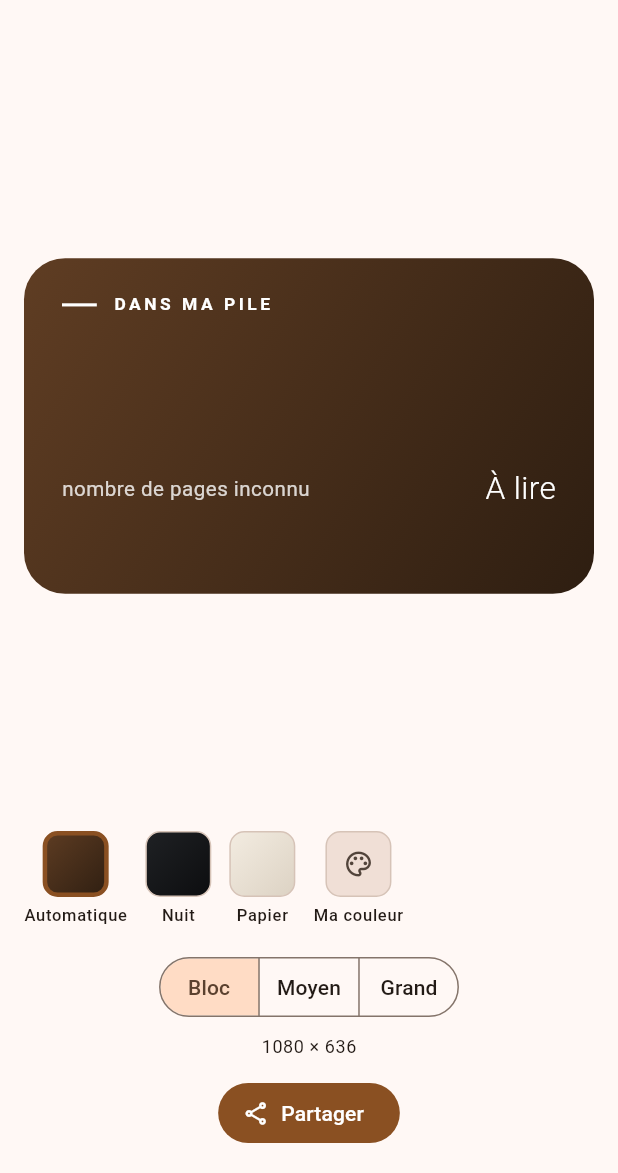
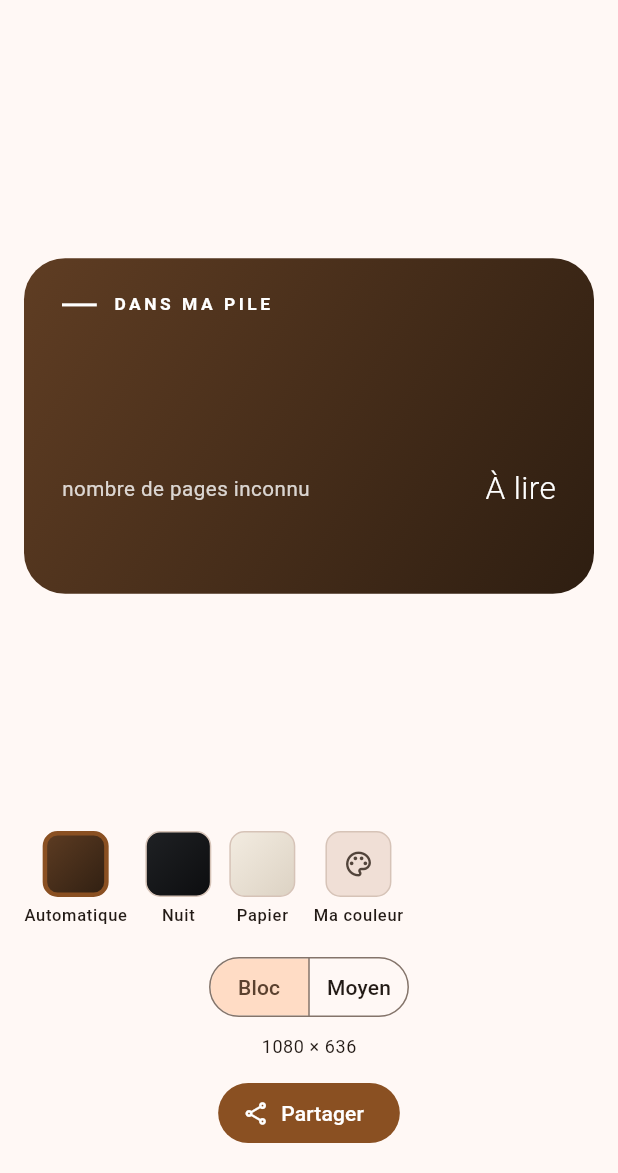
Before and after one commit to BenjaminGott/MyBookmark, a Flutter app: the ShareProgressScreen screen opened directly with empty values, on a phone screen of 412 x 824 dp, the part 63-1236 px from its top. Run offline on Flutter 3.47's test engine with Material 3 defaults, Android fonts, the phone set to English and light mode, and no system bars; our stand-ins replace cached_network_image, drift, drift_flutter, file_picker, flutter_riverpod, palette_generator and 2 more; missing offline and left inert: sqlite3; accounts and stored records are empty; generated files the repository leaves out were written again.

Commit message:
Ne garde que deux formats de partage
Le format plein écran, qui suivait les proportions de l'appareil, est retiré.
Restent le bloc (par défaut) et la story 9:16.

Toute la machinerie qui n'existait que pour lui part avec : le drapeau
`adaptsToScreen`, le bornage des proportions, le calcul de hauteur depuis
`MediaQuery` et la hauteur imposée à la carte. La taille annoncée redevient une
simple propriété du format.

231 tests au vert, `flutter analyze` sans avertissement, codes de retour
vérifiés.

Co-Authored-By: Claude Opus 5 <noreply@anthropic.com>

```diff
--- a/lib/ui/share/progress_share_card.dart
+++ b/lib/ui/share/progress_share_card.dart
@@ -27,31 +27,11 @@ enum ShareCardFormat {
   /// Le 9:16 qu'Instagram, TikTok et Snapchat acceptent sans recadrer. Il
   /// laisse des bandes sur un téléphone allongé, mais il ne sera jamais rogné
   /// où qu'il finisse.
-  story(360, 640, 'Moyen', 0),
+  story(360, 640, 'Moyen', 0);
 
-  /// Plein écran : la hauteur suit les proportions de l'appareil.
-  ///
-  /// 1080 × 2400 sur un écran 20:9, 1080 × 2340 sur un 19,5:9. L'image couvre
-  /// l'écran bord à bord, au prix d'un recadrage possible sur les plateformes
-  /// qui imposent le 9:16.
-  screen(360, 640, 'Grand', 0, adaptsToScreen: true);
-
-  const ShareCardFormat(
-    this.width,
-    this.height,
-    this.label,
-    this.cornerRadius, {
-    this.adaptsToScreen = false,
-  });
-
-  /// Proportions extrêmes acceptées, du 16:9 au 21:9. Au-delà, une carte
-  /// démesurément haute deviendrait illisible une fois réduite.
-  static const double _minAspect = 16 / 9;
-  static const double _maxAspect = 21 / 9;
+  const ShareCardFormat(this.width, this.height, this.label, this.cornerRadius);
 
   final double width;
-
-  /// Hauteur par défaut, celle d'un écran 16:9.
   final double height;
 
   /// Rayon des coins, en points. Zéro pour un bord franc.
@@ -60,34 +40,21 @@ enum ShareCardFormat {
   /// Le nom montré dans le sélecteur.
   final String label;
 
-  /// Vrai quand la hauteur suit les proportions de l'appareil.
-  final bool adaptsToScreen;
-
-  /// La hauteur à donner à la carte sur un écran de ce rapport hauteur/largeur.
-  double heightForAspect(double aspect) {
-    if (!adaptsToScreen) {
-      return height;
-    }
-    return width * aspect.clamp(_minAspect, _maxAspect);
-  }
-
   /// La taille de l'image produite, annoncée à l'utilisateur.
-  String pixelsFor(double height) =>
+  String get pixels =>
       '${(width * ProgressShareCard.captureRatio).round()} × '
       '${(height * ProgressShareCard.captureRatio).round()}';
 
   String get fileName => switch (this) {
     ShareCardFormat.compact => 'biblivre-progression-bloc.png',
     ShareCardFormat.story => 'biblivre-progression-story.png',
-    ShareCardFormat.screen => 'biblivre-progression-plein-ecran.png',
   };
 }
 
 /// La carte de progression partagée, dessinée à taille fixe.
 ///
-/// Rien dans cette carte ne dépend du thème de l'application. Sa largeur est
-/// toujours la même ; seule la hauteur du grand format suit les proportions de
-/// l'appareil, pour que la story couvre l'écran au lieu d'y laisser des bandes.
+/// Rien dans cette carte ne dépend du thème de l'application ni de la taille de
+/// l'écran : l'image partagée est identique d'un téléphone à l'autre.
 ///
 /// La composition est alignée à gauche et le pourcentage logé dans la barre
 /// elle-même : une mise en page éditoriale, qui ne cherche à ressembler à
@@ -100,7 +67,6 @@ class ProgressShareCard extends StatelessWidget {
     this.format = ShareCardFormat.compact,
     this.cover,
     this.captureKey,
-    this.height,
   });
 
   /// Ratio de capture : 360 × 3 = 1080, 640 × 3 = 1920.
@@ -112,9 +78,6 @@ class ProgressShareCard extends StatelessWidget {
 
   /// La couverture, déjà chargée. Nulle si le livre n'en a pas.
   final ImageProvider? cover;
-
-  /// Hauteur imposée, quand le format suit l'écran. Sinon celle du format.
-  final double? height;
 
   /// La clé de la frontière de capture, posée au plus près de la carte.
   ///
@@ -133,7 +96,7 @@ class ProgressShareCard extends StatelessWidget {
         key: captureKey,
         child: SizedBox(
           width: format.width,
-          height: height ?? format.height,
+          height: format.height,
           child: DecoratedBox(
             key: const Key('card-background'),
             decoration: BoxDecoration(
@@ -152,10 +115,7 @@ class ProgressShareCard extends StatelessWidget {
                 palette: palette,
                 cover: cover,
               ),
-              // Les deux formats hauts partagent la même composition ; seule
-              // leur hauteur diffère.
-              ShareCardFormat.story ||
-              ShareCardFormat.screen => _LargeLayout(
+              ShareCardFormat.story => _LargeLayout(
                 item: item,
                 palette: palette,
                 cover: cover,
--- a/lib/ui/share/share_progress_screen.dart
+++ b/lib/ui/share/share_progress_screen.dart
@@ -120,10 +120,6 @@ class _ShareProgressScreenState extends ConsumerState<ShareProgressScreen> {
   @override
   Widget build(BuildContext context) {
     final palette = _palette;
-    // La carte plein écran suit les proportions de l'appareil : une story en
-    // 16:9 laisserait des bandes sur un téléphone allongé.
-    final size = MediaQuery.sizeOf(context);
-    final cardHeight = _format.heightForAspect(size.height / size.width);
 
     return Scaffold(
       appBar: AppBar(title: const Text('Partager ma progression')),
@@ -140,7 +136,6 @@ class _ShareProgressScreenState extends ConsumerState<ShareProgressScreen> {
                       palette: palette,
                       cover: _cover,
                       format: _format,
-                      cardHeight: cardHeight,
                     ),
                   ),
                 ),
@@ -172,7 +167,7 @@ class _ShareProgressScreenState extends ConsumerState<ShareProgressScreen> {
                 ),
                 const SizedBox(height: 8),
                 Text(
-                  _format.pixelsFor(cardHeight),
+                  _format.pixels,
                   style: Theme.of(context).textTheme.bodySmall,
                 ),
                 SafeArea(
@@ -260,7 +255,6 @@ class _CardPreview extends StatelessWidget {
     required this.palette,
     required this.cover,
     required this.format,
-    required this.cardHeight,
   });
 
   final GlobalKey cardKey;
@@ -268,7 +262,6 @@ class _CardPreview extends StatelessWidget {
   final ProgressCardPalette palette;
   final ImageProvider? cover;
   final ShareCardFormat format;
-  final double cardHeight;
 
   @override
   Widget build(BuildContext context) {
@@ -276,7 +269,7 @@ class _CardPreview extends StatelessWidget {
       builder: (context, constraints) {
         final scale = math.min(
           constraints.maxWidth / format.width,
-          constraints.maxHeight / cardHeight,
+          constraints.maxHeight / format.height,
         );
 
         return Transform.scale(
@@ -286,7 +279,6 @@ class _CardPreview extends StatelessWidget {
             palette: palette,
             cover: cover,
             format: format,
-            height: cardHeight,
             captureKey: cardKey,
           ),
         );
```
Also changed, not shown: 3 other files.
